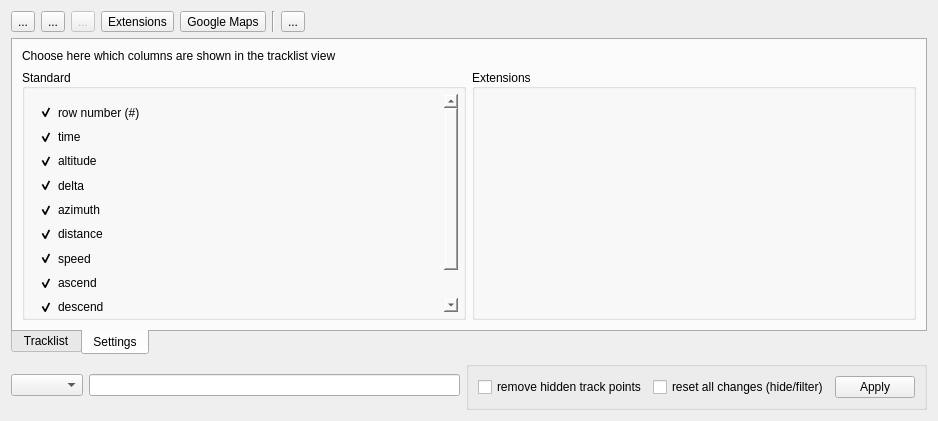
First picture: the form in src/ITrackEditWidget.ui, repository ntruchsess/QLandkarteGT, before the edit.
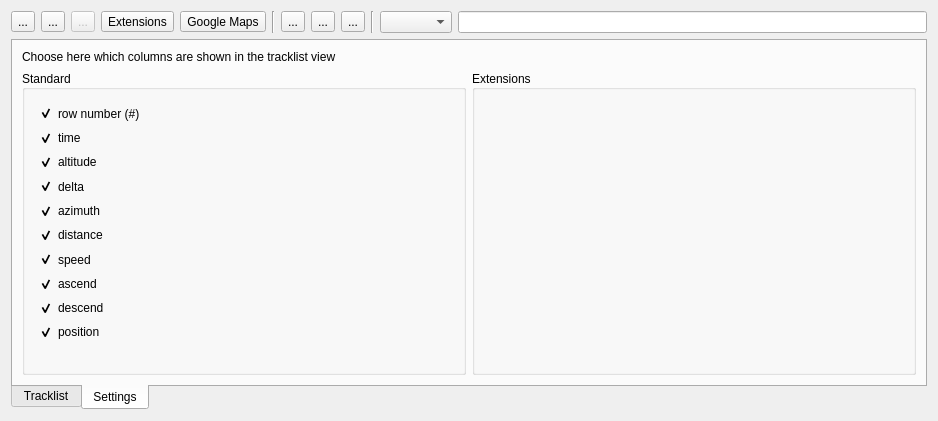
Second picture: the form after the edit. The open tabs and pages were chosen to show the change.

Commit message: optimize track edit dialog

```diff
--- a/src/ITrackEditWidget.ui
+++ b/src/ITrackEditWidget.ui
@@ -138,22 +138,32 @@
       </widget>
      </item>
      <item>
-      <spacer name="spacer">
+      <widget class="QToolButton" name="toolReset">
+       <property name="toolTip">
+        <string>Reset all changes (hidden track points and filters)</string>
+       </property>
+       <property name="text">
+        <string>...</string>
+       </property>
+      </widget>
+     </item>
+     <item>
+      <widget class="QToolButton" name="toolDelete">
+       <property name="toolTip">
+        <string>Remove hidden track points</string>
+       </property>
+       <property name="text">
+        <string>...</string>
+       </property>
+      </widget>
+     </item>
+     <item>
+      <widget class="Line" name="line_2">
        <property name="orientation">
-        <enum>Qt::Horizontal</enum>
+        <enum>Qt::Vertical</enum>
        </property>
-       <property name="sizeHint" stdset="0">
-        <size>
-         <width>718</width>
-         <height>20</height>
-        </size>
-       </property>
-      </spacer>
+      </widget>
      </item>
-    </layout>
-   </item>
-   <item row="3" column="0">
-    <layout class="QHBoxLayout" name="_3">
      <item>
       <widget class="QComboBox" name="comboColor"/>
      </item>
@@ -164,42 +174,6 @@
        </property>
       </widget>
      </item>
-     <item>
-      <widget class="QGroupBox" name="groupBox">
-       <property name="title">
-        <string/>
-       </property>
-       <layout class="QHBoxLayout" name="horizontalLayout_2">
-        <item>
-         <widget class="QCheckBox" name="checkRemoveDelTrkPt">
-          <property name="text">
-           <string>remove hidden track points</string>
-          </property>
-         </widget>
-        </item>
-        <item>
-         <widget class="QCheckBox" name="checkResetDelTrkPt">
-          <property name="text">
-           <string>reset all changes (hide/filter)</string>
-          </property>
-         </widget>
-        </item>
-        <item>
-         <widget class="QDialogButtonBox" name="buttonBox">
-          <property name="sizePolicy">
-           <sizepolicy hsizetype="Maximum" vsizetype="Fixed">
-            <horstretch>0</horstretch>
-            <verstretch>0</verstretch>
-           </sizepolicy>
-          </property>
-          <property name="standardButtons">
-           <set>QDialogButtonBox::Apply</set>
-          </property>
-         </widget>
-        </item>
-       </layout>
-      </widget>
-     </item>
     </layout>
    </item>
    <item row="1" column="0">
@@ -726,8 +700,8 @@
                 <rect>
                  <x>0</x>
                  <y>0</y>
-                 <width>100</width>
-                 <height>30</height>
+                 <width>431</width>
+                 <height>275</height>
                 </rect>
                </property>
                <layout class="QVBoxLayout" name="verticalLayout_Extensions"/>
```
The commit also changes 3 other files.
